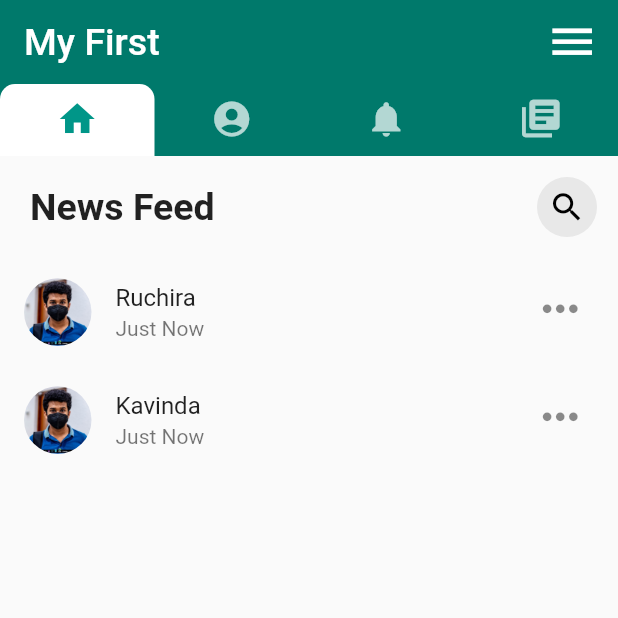
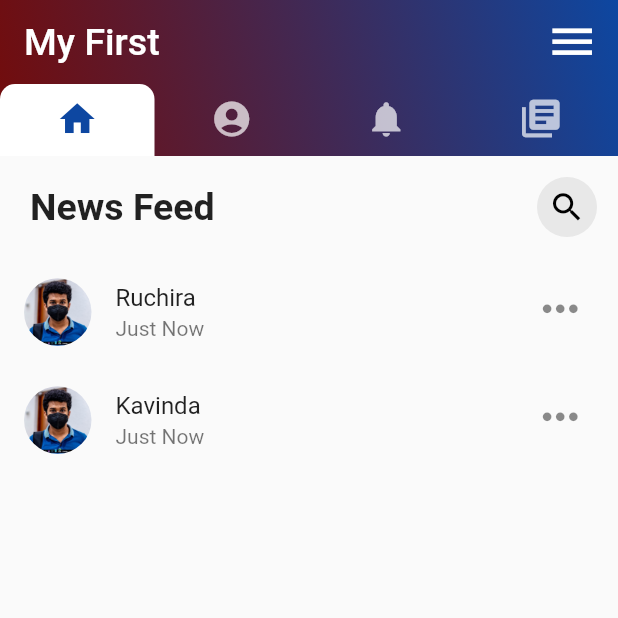
Before and after one commit to Ruchirakavinda/flutter_myfirst, a Flutter app: the screen it shows after launch, on a phone screen of 412 x 824 dp, the top half of it. Run offline on Flutter 3.47's test engine with Material 2 defaults, Android fonts, the phone set to English and light mode, and no system bars; our stand-ins replace flutter_spinkit, page_transition.

Commit message:
Splash screen and tab bar finished

```diff
--- a/lib/home.dart
+++ b/lib/home.dart
@@ -15,7 +15,18 @@ class _MyHomeState extends State<MyHome> {
       length: 4,
       child: Scaffold(
           appBar: AppBar(
-
+            flexibleSpace: Container(
+              decoration: BoxDecoration(
+                gradient: LinearGradient(
+              begin: Alignment.topRight,
+              end: Alignment.bottomLeft,
+              colors: [
+                Colors.blue.shade900,
+                Color.fromRGBO(128,0,0,0.9),
+              ],
+            )
+              ),
+            ),
             backgroundColor: Colors.teal[700],
             title:Text("My First",style: TextStyle(fontSize: 25.0,),),
 
@@ -34,8 +45,9 @@ class _MyHomeState extends State<MyHome> {
                 //     backgroundImage: AssetImage(
                 //       "assests/girl.png"),
                 //       ),
-                //       )
-                      ],
+                //       ),
+                ],
+
 
                 // flexibleSpace: Image.asset(
                 //   "assests/wb.jpg",fit: BoxFit.cover,
@@ -44,7 +56,7 @@ class _MyHomeState extends State<MyHome> {
 
                     // indicatorWeight: 3.0,
                     // indicatorColor: Colors.black,
-                    labelColor: Colors.teal,
+                    labelColor: Colors.blue.shade900,
                     unselectedLabelColor: Colors.white70,
                     indicator: BoxDecoration(
                     // gradient: LinearGradient(
```
Also changed, not shown: lib/main.dart (+11 -1 lines).
